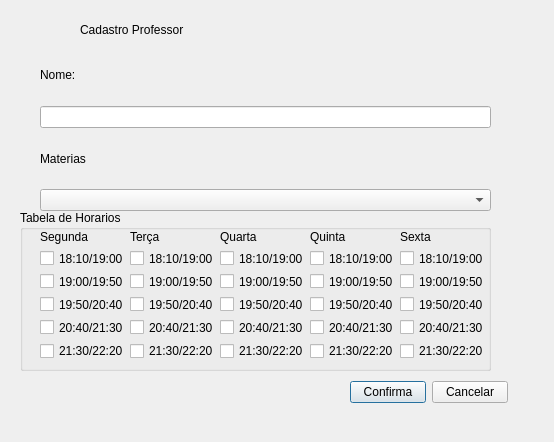
Above: Mayko/projeto/cadastro.ui from UnPComp2013/Grupo6 before the change. Below: the same form after it.
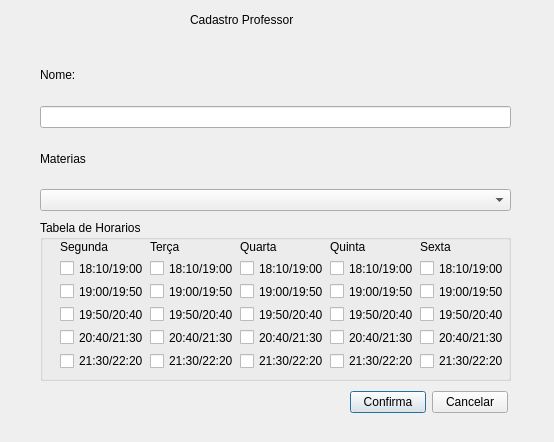
That is the form after the change.

```diff
--- a/Mayko/projeto/cadastro.ui
+++ b/Mayko/projeto/cadastro.ui
@@ -16,8 +16,8 @@
   <widget class="QLabel" name="label">
    <property name="geometry">
     <rect>
-     <x>80</x>
-     <y>20</y>
+     <x>190</x>
+     <y>10</y>
      <width>131</width>
      <height>20</height>
     </rect>
@@ -34,7 +34,7 @@
     <rect>
      <x>40</x>
      <y>50</y>
-     <width>451</width>
+     <width>471</width>
      <height>161</height>
     </rect>
    </property>
@@ -99,7 +99,7 @@
    <property name="geometry">
     <rect>
      <x>350</x>
-     <y>380</y>
+     <y>390</y>
      <width>158</width>
      <height>25</height>
     </rect>
@@ -124,8 +124,8 @@
   <widget class="QGroupBox" name="groupBox">
    <property name="geometry">
     <rect>
-     <x>20</x>
-     <y>210</y>
+     <x>40</x>
+     <y>220</y>
      <width>471</width>
      <height>161</height>
     </rect>
```
